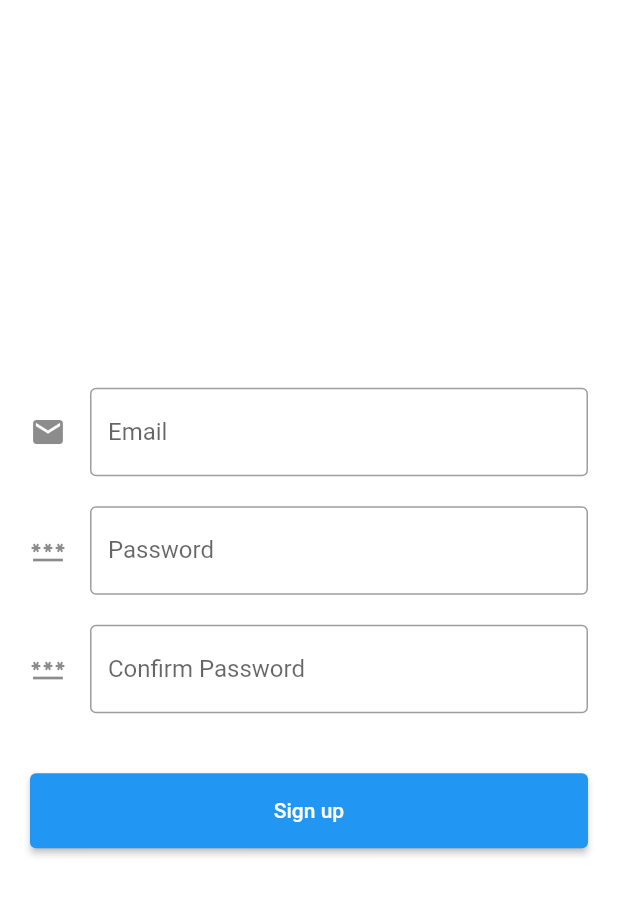
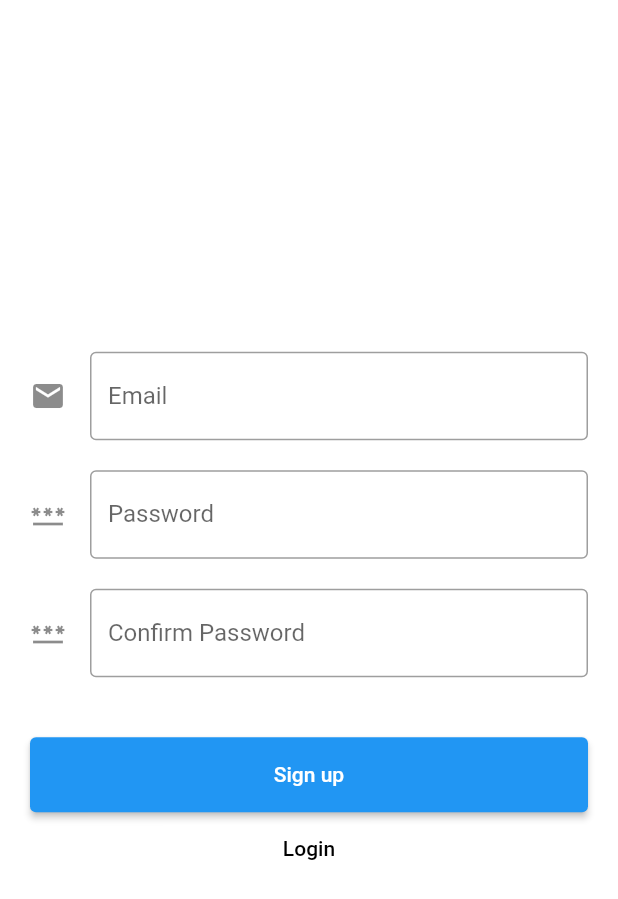
Before and after one commit to EmilM32/time-tracker, a Flutter app: the screen it shows after launch, after a tap on "Login", after a tap on "Sign up", on a phone screen of 412 x 824 dp. Shown: the top 899 px of the screen. Run offline on Flutter 3.47's test engine with Material 2 defaults, Android fonts, the phone set to English and light mode, and no system bars; our stand-ins replace firebase_auth, firebase_core; accounts and stored records are empty; generated files the repository leaves out were written again.

Commit message:
add device screen handler

```diff
--- /dev/null
+++ b/lib/helpers/device_screen.dart
@@ -0,0 +1,23 @@
+/// mobile - width <= 768
+///
+/// tablet - width > 768 && width <= 1024
+///
+/// desktop - width > 1024
+enum Screens {
+  mobile,
+  tablet,
+  desktop,
+}
+
+double kMaxMobileWidth = 768;
+double kMaxTabletWidth = 1024;
+
+Screens getDeviceScreen(double width) {
+  if (width <= kMaxMobileWidth) {
+    return Screens.mobile;
+  } else if (width <= kMaxTabletWidth) {
+    return Screens.tablet;
+  } else {
+    return Screens.desktop;
+  }
+}
--- a/lib/screens/login_screen.dart
+++ b/lib/screens/login_screen.dart
@@ -4,6 +4,7 @@ import 'package:time_tracker/components/info_dialog.dart';
 import 'package:firebase_auth/firebase_auth.dart';
 import 'package:time_tracker/screens/dashboard_screen.dart';
 import 'package:flutter_gen/gen_l10n/app_localizations.dart';
+import 'package:time_tracker/helpers/device_screen.dart';
 
 class LoginScreen extends StatefulWidget {
   const LoginScreen({Key? key}) : super(key: key);
@@ -20,6 +21,8 @@ class _LoginScreenState extends State<LoginScreen> {
   String email = '';
   String password = '';
 
+  bool isLoading = false;
+
   void checkAuth() {
     auth.authStateChanges().listen((User? user) {
       if (user != null) {
@@ -30,12 +33,14 @@ class _LoginScreenState extends State<LoginScreen> {
 
   void logIn() async {
     try {
+      setState(() {
+        isLoading = true;
+      });
       await FirebaseAuth.instance.signInWithEmailAndPassword(
         email: email,
         password: password,
       );
     } on FirebaseAuthException catch (e) {
-      print(e);
       if (e.code == 'user-not-found') {
         showInfoDialog(AppLocalizations.of(context)!.wrongEmail);
       } else if (e.code == 'wrong-password') {
@@ -43,7 +48,12 @@ class _LoginScreenState extends State<LoginScreen> {
       } else if (e.code == 'invalid-email') {
         showInfoDialog(AppLocalizations.of(context)!.wrongEmail);
       }
+    } catch (e) {
+      throw Exception(e);
     }
+    setState(() {
+      isLoading = false;
+    });
   }
 
   Future<void> showInfoDialog(String text) async {
@@ -67,10 +77,14 @@ class _LoginScreenState extends State<LoginScreen> {
       backgroundColor: Colors.white,
       body: LayoutBuilder(
         builder: (BuildContext context, BoxConstraints constraints) {
-          print(constraints);
+          Screens deviceScreen = getDeviceScreen(constraints.maxWidth);
+          double? width = deviceScreen == Screens.mobile ? null : 500;
+
           return Center(
             child: Padding(
               padding: const EdgeInsets.all(20.0),
+              child: SizedBox(
+                width: width,
                 child: Form(
                   key: _formKeyLogin,
                   child: Column(
@@ -128,7 +142,11 @@ class _LoginScreenState extends State<LoginScreen> {
                             logIn();
                           }
                         },
-                      child: Text(AppLocalizations.of(context)!.login),
+                        child: (isLoading)
+                            ? const CircularProgressIndicator(
+                                color: Colors.white,
+                              )
+                            : Text(AppLocalizations.of(context)!.login),
                       ),
                       TextButton(
                         style: TextButton.styleFrom(
@@ -143,6 +161,7 @@ class _LoginScreenState extends State<LoginScreen> {
                   ),
                 ),
               ),
+            ),
           );
         },
       ),
--- a/lib/screens/registration_screen.dart
+++ b/lib/screens/registration_screen.dart
@@ -3,6 +3,7 @@ import 'package:firebase_auth/firebase_auth.dart';
 import 'package:time_tracker/components/info_dialog.dart';
 import 'package:time_tracker/screens/login_screen.dart';
 import 'package:flutter_gen/gen_l10n/app_localizations.dart';
+import 'package:time_tracker/helpers/device_screen.dart';
 
 class RegistrationScreen extends StatefulWidget {
   const RegistrationScreen({Key? key}) : super(key: key);
@@ -59,9 +60,16 @@ class _RegistrationScreenState extends State<RegistrationScreen> {
   Widget build(BuildContext context) {
     return Scaffold(
       backgroundColor: Colors.white,
-      body: Center(
+      body: LayoutBuilder(
+        builder: (BuildContext context, BoxConstraints constraints) {
+          Screens deviceScreen = getDeviceScreen(constraints.maxWidth);
+          double? width = deviceScreen == Screens.mobile ? null : 500;
+
+          return Center(
             child: Padding(
               padding: const EdgeInsets.all(20.0),
+              child: SizedBox(
+                width: width,
                 child: Form(
                   key: _formKeySignUp,
                   child: Column(
@@ -113,7 +121,8 @@ class _RegistrationScreenState extends State<RegistrationScreen> {
                         },
                         decoration: InputDecoration(
                           border: const OutlineInputBorder(),
-                    labelText: AppLocalizations.of(context)!.confirmPassword,
+                          labelText:
+                              AppLocalizations.of(context)!.confirmPassword,
                           icon: const Icon(Icons.password),
                         ),
                         validator: (String? value) {
@@ -121,7 +130,8 @@ class _RegistrationScreenState extends State<RegistrationScreen> {
                             return AppLocalizations.of(context)!.required;
                           }
                           if (value != password) {
-                      return AppLocalizations.of(context)!.passwordsDoNotMatch;
+                            return AppLocalizations.of(context)!
+                                .passwordsDoNotMatch;
                           }
                           return null;
                         },
@@ -144,11 +154,23 @@ class _RegistrationScreenState extends State<RegistrationScreen> {
                               )
                             : Text(AppLocalizations.of(context)!.signUp),
                       ),
+                      TextButton(
+                        style: TextButton.styleFrom(
+                          primary: Colors.black,
+                        ),
+                        onPressed: () {
+                          Navigator.pushNamed(context, LoginScreen.id);
+                        },
+                        child: Text(AppLocalizations.of(context)!.login),
+                      ),
                     ],
                   ),
                 ),
               ),
             ),
           );
+        },
+      ),
+    );
   }
 }
```
Lines whose indentation alone changed are shown as unchanged.
